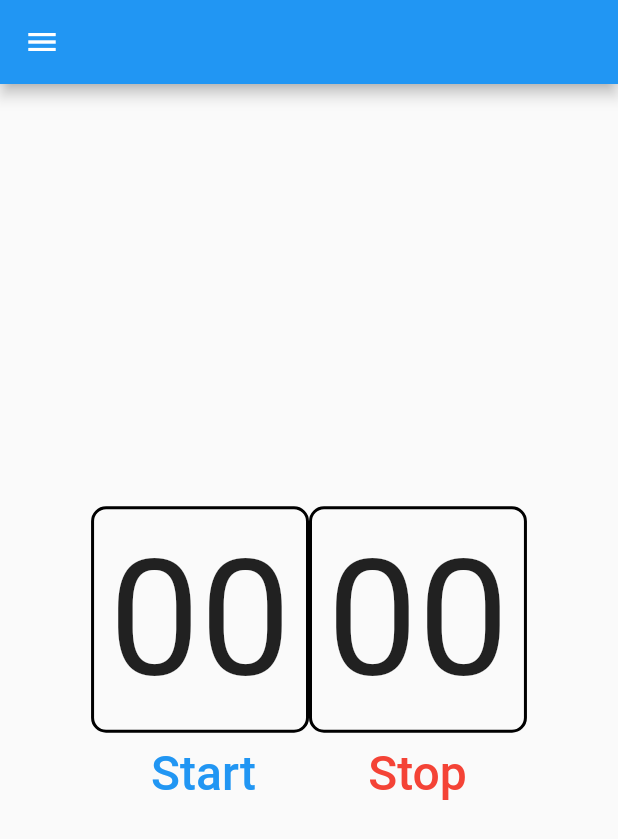
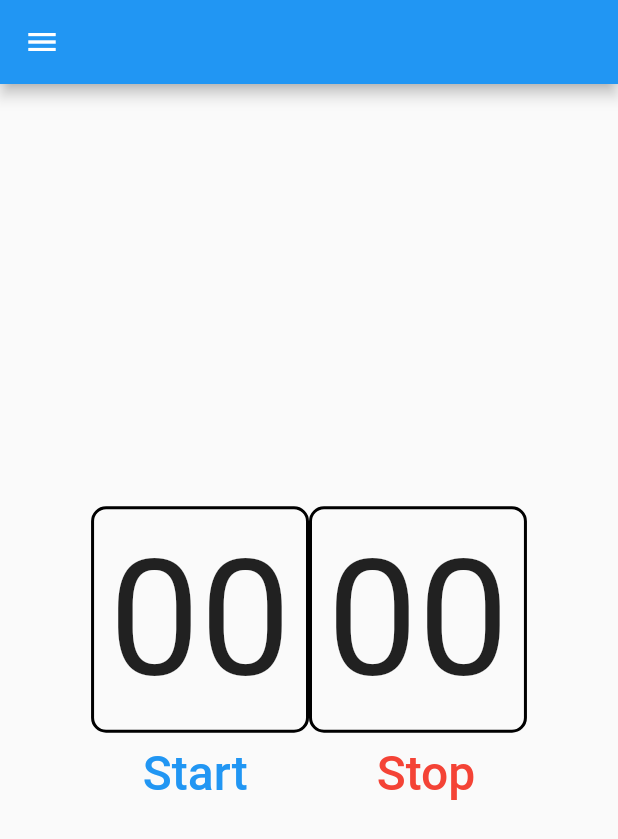
Before and after one commit to Smeetsv10/FakeTimerWebApp, a Flutter app: the screen it shows after launch, on a phone screen of 412 x 824 dp. Shown: the top 839 px of the screen. Run offline on Flutter 3.47's test engine with Material 2 defaults, Android fonts, the phone set to English and light mode, and no system bars.

Commit message:
const sized box

```diff
--- a/fake_timer/lib/main.dart
+++ b/fake_timer/lib/main.dart
@@ -34,9 +34,9 @@ class _MyHomePageState extends State<MyHomePage> {
   int _fakeTime = 0;
   int _currentTime = 0;
   bool _done = false;
-  TextEditingController _controllerActualTime = TextEditingController();
+  final TextEditingController _controllerActualTime = TextEditingController();
 
-  TextEditingController _controllerFakeTime = TextEditingController();
+  final TextEditingController _controllerFakeTime = TextEditingController();
   Timer? timer;
 
   @override
@@ -238,8 +238,8 @@ class _MyHomePageState extends State<MyHomePage> {
                         child:
                             const Text("Start", style: TextStyle(fontSize: 32)),
                       ),
-                      SizedBox(
-                        width: MediaQuery.of(context).size.width / 7,
+                      const SizedBox(
+                        width: 70,
                       ),
                       TextButton(
                         onPressed: stopTimer,
```
